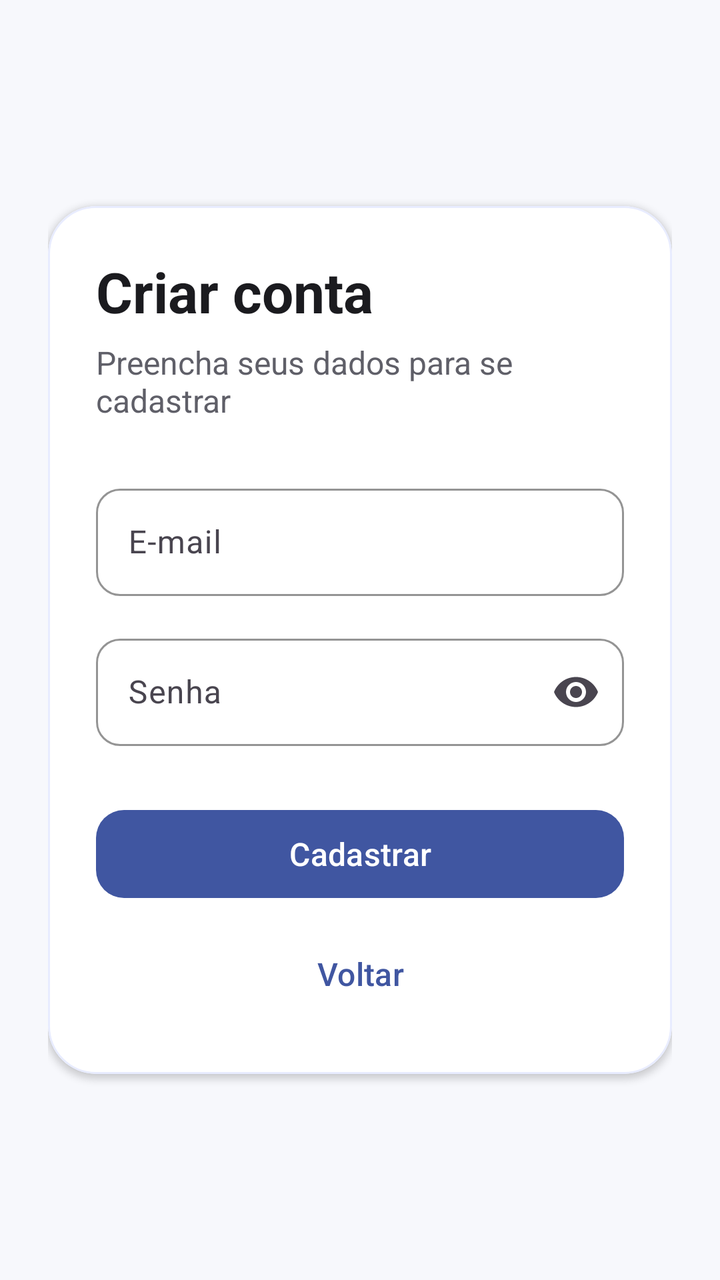
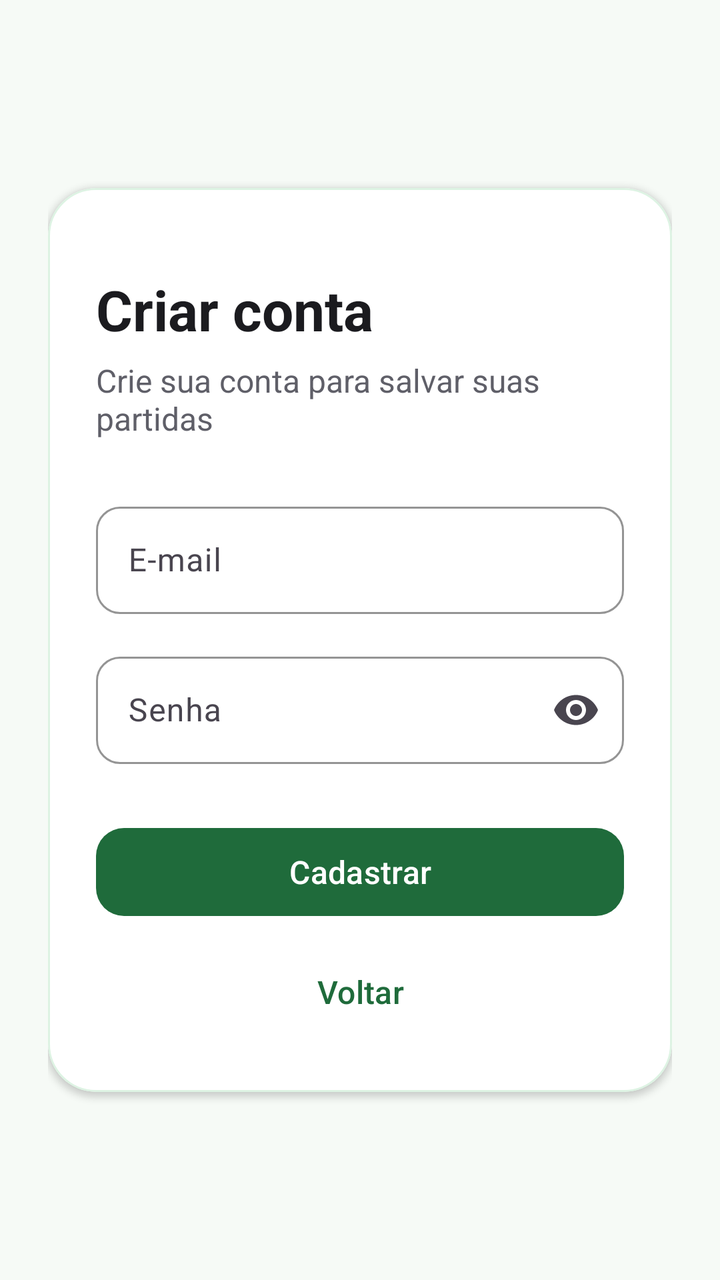

Screens rendered from an Android XML layout before and after an edit, with the pre-edit source and the edit as a unified diff.
<!-- AndroidManifest.xml: application theme Theme.MyApplication -->
<!-- res/layout/activity_signup.xml -->
<?xml version="1.0" encoding="utf-8"?>
<ScrollView
    xmlns:android="http://schemas.android.com/apk/res/android"
    xmlns:app="http://schemas.android.com/apk/res-auto"
    android:layout_width="match_parent"
    android:layout_height="match_parent"
    android:background="@color/screen_background"
    android:fillViewport="true">

    <LinearLayout
        android:layout_width="match_parent"
        android:layout_height="match_parent"
        android:gravity="center"
        android:orientation="vertical"
        android:padding="24dp">

        <com.google.android.material.card.MaterialCardView
            android:layout_width="match_parent"
            android:layout_height="wrap_content"
            app:cardBackgroundColor="@color/white"
            app:cardCornerRadius="24dp"
            app:cardElevation="2dp"
            app:strokeColor="@color/primary_container"
            app:strokeWidth="1dp">

            <LinearLayout
                android:layout_width="match_parent"
                android:layout_height="wrap_content"
                android:orientation="vertical"
                android:padding="24dp">

                <TextView
                    android:layout_width="wrap_content"
                    android:layout_height="wrap_content"
                    android:text="Criar conta"
                    android:textColor="@color/text_primary"
                    android:textSize="28sp"
                    android:textStyle="bold" />

                <TextView
                    android:layout_width="wrap_content"
                    android:layout_height="wrap_content"
                    android:layout_marginTop="6dp"
                    android:text="Preencha seus dados para se cadastrar"
                    android:textColor="@color/text_secondary"
                    android:textSize="16sp" />

                <com.google.android.material.textfield.TextInputLayout
                    android:layout_width="match_parent"
                    android:layout_height="wrap_content"
                    android:layout_marginTop="28dp"
                    android:hint="E-mail"
                    app:boxBackgroundColor="@color/field_background"
                    app:boxCornerRadiusBottomEnd="12dp"
                    app:boxCornerRadiusBottomStart="12dp"
                    app:boxCornerRadiusTopEnd="12dp"
                    app:boxCornerRadiusTopStart="12dp"
                    app:boxStrokeColor="@color/primary"
                    app:boxStrokeWidth="1dp"
                    app:boxStrokeWidthFocused="2dp">

                    <com.google.android.material.textfield.TextInputEditText
                        android:id="@+id/email"
                        android:layout_width="match_parent"
                        android:layout_height="wrap_content"
                        android:inputType="textEmailAddress"
                        android:paddingVertical="16dp" />
                </com.google.android.material.textfield.TextInputLayout>

                <com.google.android.material.textfield.TextInputLayout
                    android:layout_width="match_parent"
                    android:layout_height="wrap_content"
                    android:layout_marginTop="16dp"
                    android:hint="Senha"
                    app:boxBackgroundColor="@color/field_background"
                    app:boxCornerRadiusBottomEnd="12dp"
                    app:boxCornerRadiusBottomStart="12dp"
                    app:boxCornerRadiusTopEnd="12dp"
                    app:boxCornerRadiusTopStart="12dp"
                    app:boxStrokeColor="@color/primary"
                    app:boxStrokeWidth="1dp"
                    app:boxStrokeWidthFocused="2dp"
                    app:endIconMode="password_toggle">

                    <com.google.android.material.textfield.TextInputEditText
                        android:id="@+id/password"
                        android:layout_width="match_parent"
                        android:layout_height="wrap_content"
                        android:inputType="textPassword"
                        android:paddingVertical="16dp" />
                </com.google.android.material.textfield.TextInputLayout>

                <com.google.android.material.button.MaterialButton
                    android:id="@+id/btnSignup"
                    android:layout_width="match_parent"
                    android:layout_height="52dp"
                    android:layout_marginTop="28dp"
                    android:text="Cadastrar"
                    android:textAllCaps="false"
                    android:textSize="16sp"
                    app:cornerRadius="14dp" />

                <com.google.android.material.button.MaterialButton
                    android:id="@+id/btnBack"
                    style="@style/Widget.Material3.Button.TextButton"
                    android:layout_width="match_parent"
                    android:layout_height="52dp"
                    android:layout_marginTop="8dp"
                    android:text="Voltar"
                    android:textAllCaps="false"
                    android:textSize="16sp" />
            </LinearLayout>
        </com.google.android.material.card.MaterialCardView>
    </LinearLayout>
</ScrollView>
<!-- resources referenced by this layout -->
<resources>
  <color name="field_background">#FFFFFFFF</color>
  <color name="primary">#4056A1</color>
  <color name="primary_container">#E8ECFF</color>
  <color name="screen_background">#F7F8FC</color>
  <color name="text_primary">#1B1B1F</color>
  <color name="text_secondary">#5F5F68</color>
  <color name="white">#FFFFFFFF</color>
  <style name="Theme.MyApplication" parent="Base.Theme.MyApplication" />
  <style name="Base.Theme.MyApplication" parent="Theme.Material3.DayNight.NoActionBar">
          <item name="colorPrimary">@color/primary</item>
          <item name="colorOnPrimary">@color/white</item>
          <item name="colorPrimaryContainer">@color/primary_container</item>
          <item name="android:statusBarColor">@color/screen_background</item>
          <item name="android:navigationBarColor">@color/screen_background</item>
          <item name="android:windowLightStatusBar">true</item>
      </style>
</resources>

<!-- the commit's change to res/layout/activity_signup.xml (unified diff, before → after) -->
@@ -32,6 +32,7 @@
                 <TextView
                     android:layout_width="wrap_content"
                     android:layout_height="wrap_content"
+                    android:layout_marginTop="18dp"
                     android:text="Criar conta"
                     android:textColor="@color/text_primary"
                     android:textSize="28sp"
@@ -41,7 +42,7 @@
                     android:layout_width="wrap_content"
                     android:layout_height="wrap_content"
                     android:layout_marginTop="6dp"
-                    android:text="Preencha seus dados para se cadastrar"
+                    android:text="Crie sua conta para salvar suas partidas"
                     android:textColor="@color/text_secondary"
                     android:textSize="16sp" />
 
<!-- resource entries referenced after the edit -->
@@ -1,9 +1,9 @@
 <!-- resources referenced by this layout -->
 <resources>
   <color name="field_background">#FFFFFFFF</color>
-  <color name="primary">#4056A1</color>
-  <color name="primary_container">#E8ECFF</color>
-  <color name="screen_background">#F7F8FC</color>
+  <color name="primary">#1F6B3B</color>
+  <color name="primary_container">#DDF3E3</color>
+  <color name="screen_background">#F6FAF6</color>
   <color name="text_primary">#1B1B1F</color>
   <color name="text_secondary">#5F5F68</color>
   <color name="white">#FFFFFFFF</color>
